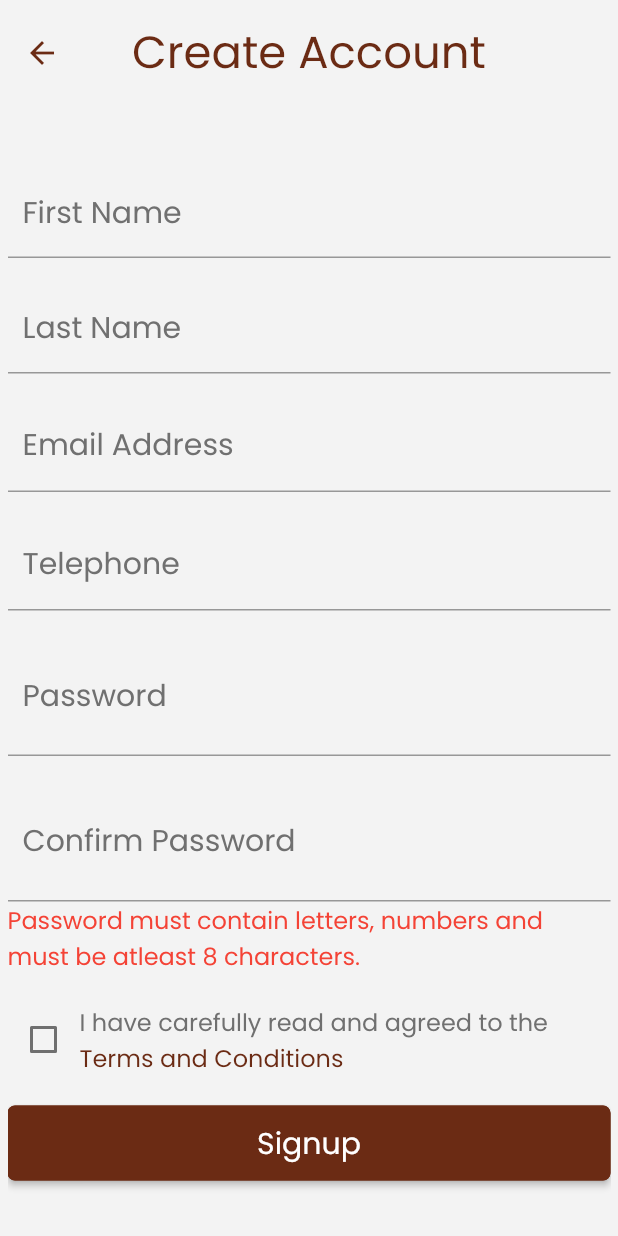
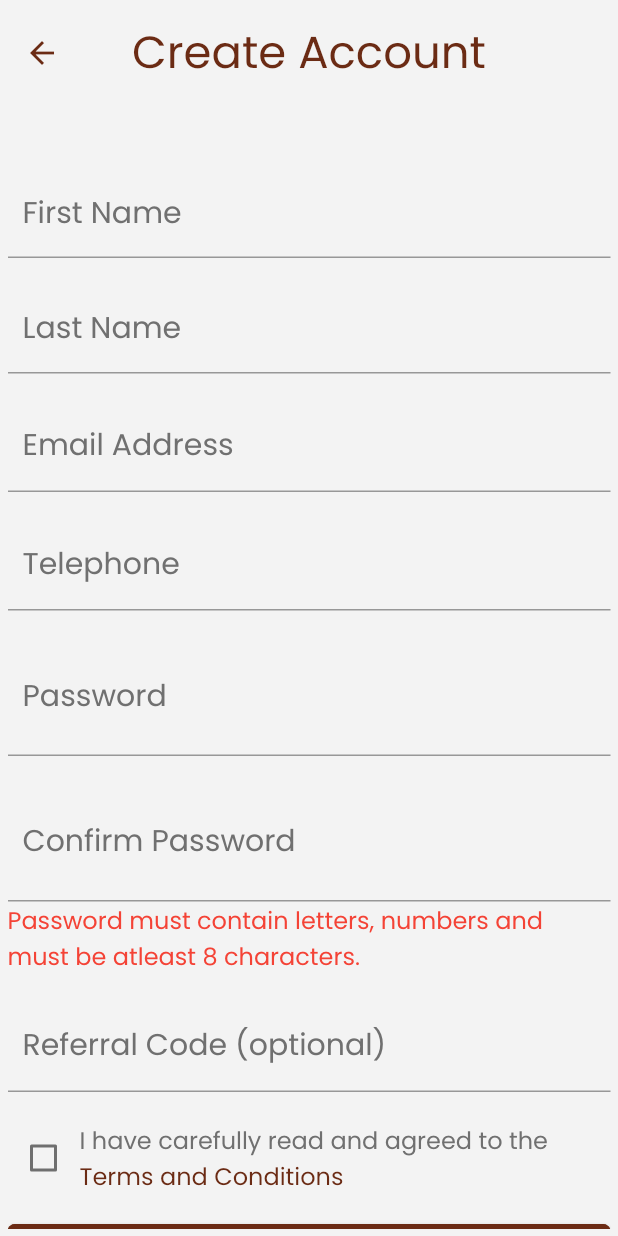
Before and after one commit to SpicyGuitarAcademy/spicyguitaracademy_app, a Flutter app: the screen it shows after launch, after a tap on "Signup", on a phone screen of 412 x 824 dp. Run offline on Flutter 3.47's test engine with Material 2 defaults, Android fonts, the phone set to English and light mode, and no system bars; our stand-ins replace accordion, chewie, device_info_plus, file_picker, flutter_cache_manager, flutter_svg and 2 more; missing offline and left inert: advance_pdf_viewer, chewie_audio, flutter_paystack, soundpool; statements that could not run were skipped; project files that could hold a hidden picture were left out.

Commit message:
updated the register page to include referral code and updated the verify email, and also updated the welcome page

```diff
--- a/lib/pages/public/register_page.dart
+++ b/lib/pages/public/register_page.dart
@@ -19,6 +19,7 @@ class RegisterPageState extends State<RegisterPage> {
   TextEditingController _tel = TextEditingController();
   TextEditingController _pass = TextEditingController();
   TextEditingController _cpass = TextEditingController();
+  TextEditingController _refCode = TextEditingController();
 
   // properties
   bool _agreeToTermsAndCondition = false;
@@ -143,6 +144,18 @@ class RegisterPageState extends State<RegisterPage> {
                 SizedBox(
                   height: 20.0,
                 ),
+                // Referral Code
+                TextField(
+                  controller: _refCode,
+                  textInputAction: TextInputAction.next,
+                  style: TextStyle(fontSize: 20.0, color: brown),
+                  decoration: InputDecoration(
+                      labelText: "Referral Code (optional)",
+                      hintText: "Enter your referral code"),
+                ),
+                SizedBox(
+                  height: 20.0,
+                ),
                 Row(mainAxisAlignment: MainAxisAlignment.start, children: <
                     Widget>[
                   Checkbox(
@@ -217,22 +230,13 @@ class RegisterPageState extends State<RegisterPage> {
         throw Exception('Please agree to the Terms and Condition.');
       }
 
-      var resp = await request('/api/register_student', method: 'POST', body: {
-        'firstname': _fname.text,
-        'lastname': _lname.text,
-        'email': _email.text,
-        'telephone': _tel.text,
-        'password': _pass.text,
-        'cpassword': _cpass.text
-      });
+      var resp = await student.signup(_fname.text, _lname.text, _email.text,
+          _tel.text, _pass.text, _cpass.text, _refCode.text);
 
       if (resp['status'] == true) {
         Navigator.pop(context);
-        // success(context, 'Registeration Successful');
-        student.email = _email.text;
-        student.isNewStudent = true;
         Navigator.popAndPushNamed(context, "/verify");
-        // Navigator.pushNamed(context, "/login");
+        success(context, 'Registeration Successful');
       } else {
         Map<String, dynamic> data = {};
         String msg = "";
--- a/lib/pages/public/welcome_page.dart
+++ b/lib/pages/public/welcome_page.dart
@@ -16,17 +16,21 @@ class _WelcomePageState extends State<WelcomePage> {
   @override
   void initState() {
     super.initState();
+    initiatePage();
+  }
+
+  Future initiatePage() async {
+    try {
+      Student student = context.read<Student>();
+      student.canAuthWithCachedData();
+    } catch (e) {
+      error(context, stripExceptions(e));
+    }
   }
 
   @override
   Widget build(BuildContext context) {
     return Consumer<Student>(builder: (context, student, child) {
-      try {
-        student.signinWithCachedData();
-      } catch (e) {
-        error(context, stripExceptions(e));
-      }
-
       return new Scaffold(
           backgroundColor: Color.fromRGBO(107, 43, 20, 0.5),
           body: Stack(children: <Widget>[
@@ -121,24 +125,23 @@ class _WelcomePageState extends State<WelcomePage> {
                               onPressed: () async {
                                 try {
                                   loading(context);
-                                  await student.signinWithCachedData(
-                                      handleClick: true);
+                                  await student.signinWithCachedData();
 
-                                  dynamic resp = await student.verifyDevice();
-                                  if (resp['status'] == false) {
-                                    Navigator.pop(context);
+                                  // dynamic resp = await student.verifyDevice();
+                                  // if (resp['status'] == false) {
+                                  //   Navigator.pop(context);
+                                  //   Navigator.pushNamed(
+                                  //       context, '/verify-device');
+                                  //   error(context, resp['message']);
+                                  // } else {
+                                  Navigator.pop(context);
+                                  if (student.status != 'active') {
+                                    Navigator.pushNamed(context, "/verify");
+                                  } else {
                                     Navigator.pushNamed(
-                                        context, '/verify-device');
-                                    error(context, resp['message']);
-                                  } else {
-                                    Navigator.pop(context);
-                                    if (student.status != 'active') {
-                                      Navigator.pushNamed(context, "/verify");
-                                    } else {
-                                      Navigator.pushNamed(
-                                          context, "/welcome_note");
-                                    }
+                                        context, "/welcome_note");
                                   }
+                                  // }
                                 } catch (e) {
                                   Navigator.pop(context);
                                   error(context, stripExceptions(e));
```
Also changed, not shown: lib/pages/public/verify_email.dart (+0 -7 lines).
